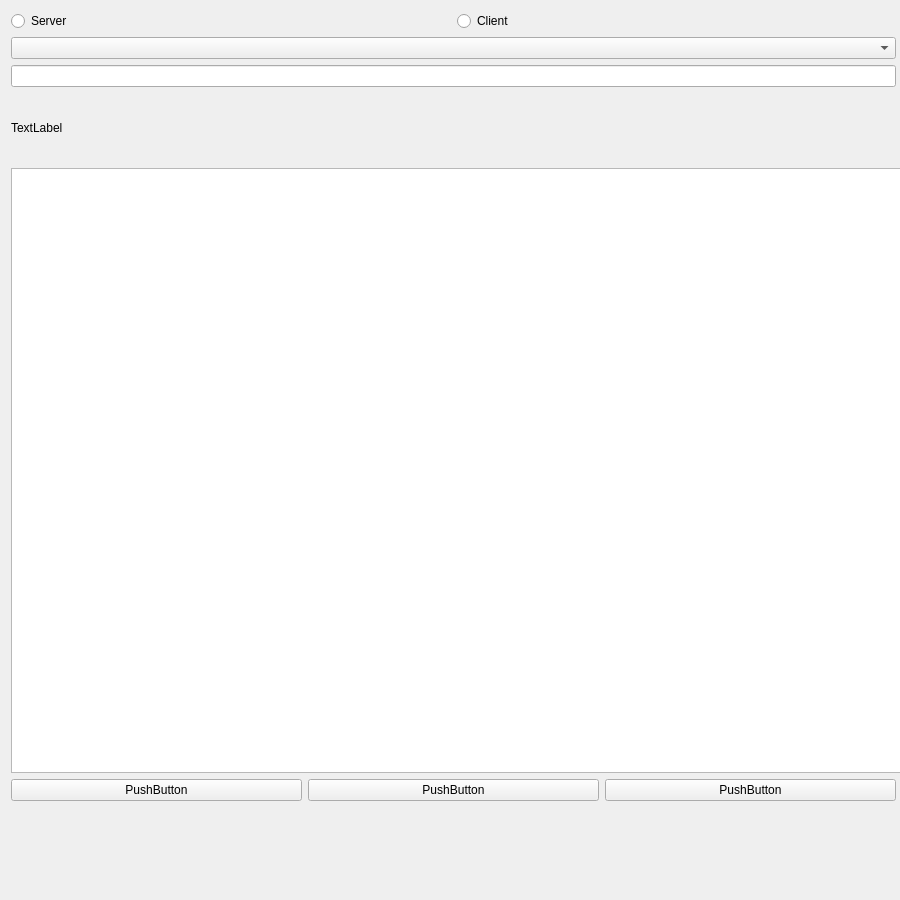
The window that 3-semester/TanksGame/Tanks/mainwindow.ui (kbatoev/SpbSU-Homeworks) describes before a commit, drawn with Qt 5.
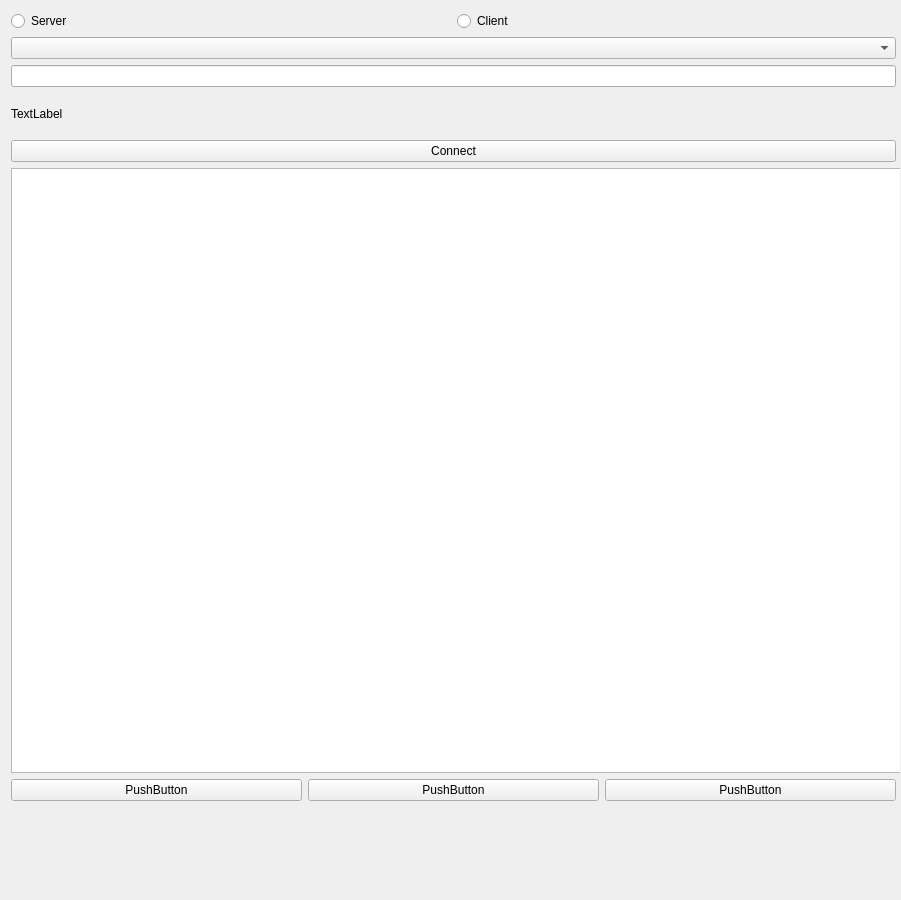
The same window after the commit.

Commit message: Added Server class

The edit to the form file:
```diff
--- a/3-semester/TanksGame/Tanks/mainwindow.ui
+++ b/3-semester/TanksGame/Tanks/mainwindow.ui
@@ -6,8 +6,8 @@
    <rect>
     <x>0</x>
     <y>0</y>
-    <width>900</width>
-    <height>750</height>
+    <width>901</width>
+    <height>900</height>
    </rect>
   </property>
   <property name="windowTitle">
@@ -36,7 +36,7 @@
      </rect>
     </property>
     <layout class="QGridLayout" name="gridLayout">
-     <item row="4" column="0">
+     <item row="5" column="0">
       <widget class="QGraphicsView" name="graphicsView">
        <property name="minimumSize">
         <size>
@@ -52,7 +52,7 @@
        </property>
       </widget>
      </item>
-     <item row="5" column="0">
+     <item row="6" column="0">
       <layout class="QHBoxLayout" name="horizontalLayout">
        <item>
         <widget class="QPushButton" name="pushButton_2">
@@ -108,6 +108,13 @@
      <item row="2" column="0">
       <widget class="QLineEdit" name="portLineEdit"/>
      </item>
+     <item row="4" column="0">
+      <widget class="QPushButton" name="connectButton">
+       <property name="text">
+        <string>Connect</string>
+       </property>
+      </widget>
+     </item>
     </layout>
    </widget>
   </widget>
```
The commit also changes 7 other files.
